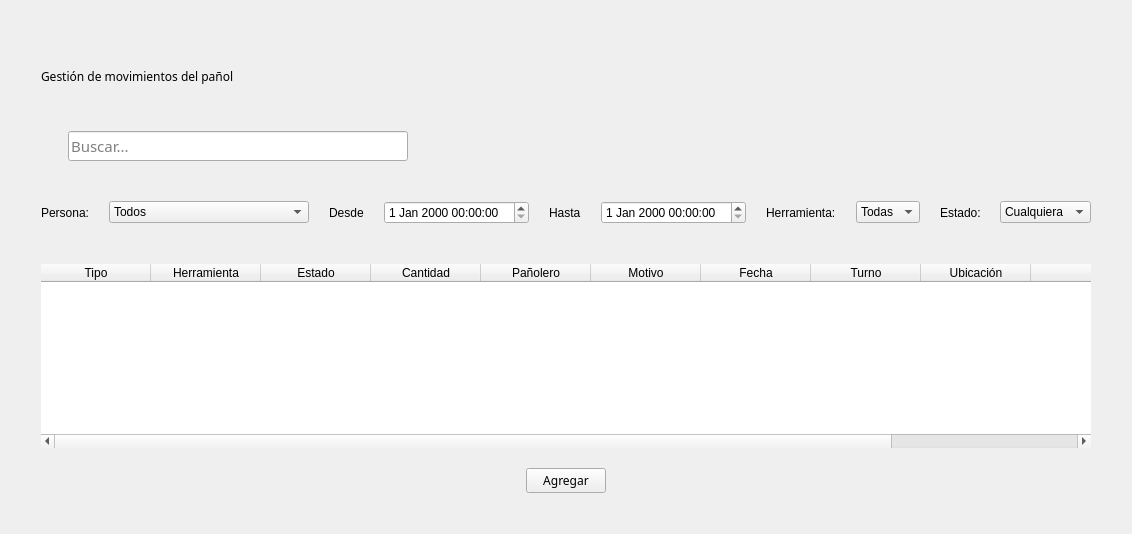
Old version of the form blustock/ui/screens_uis/movimientos.ui in the repository MaxAPBusiness/Blustock.
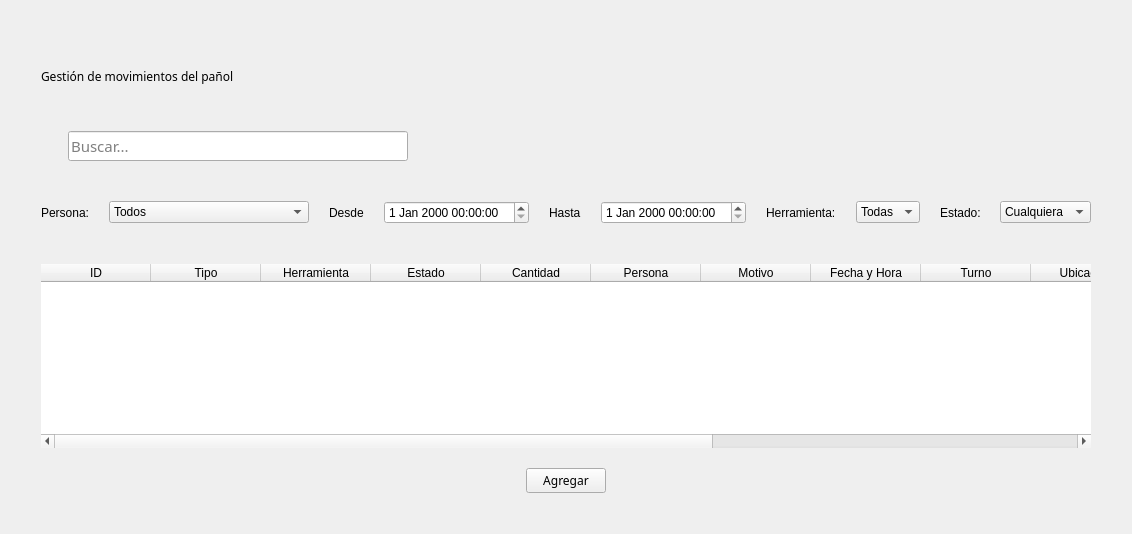
New version of the form. Icons and pictures are not drawn.

Commit message: Modifiqué la tabla de movimientos de la UI. Añadí funciones al DAL. Modifiqué la consulta de movimientos. Modifiqué deleteStock.

What changed in the file:
```diff
--- a/blustock/ui/screens_uis/movimientos.ui
+++ b/blustock/ui/screens_uis/movimientos.ui
@@ -258,6 +258,11 @@
        <attribute name="verticalHeaderVisible">
         <bool>false</bool>
        </attribute>
+       <column>
+        <property name="text">
+         <string>ID</string>
+        </property>
+       </column>
        <column>
         <property name="text">
          <string>Tipo</string>
@@ -280,7 +285,7 @@
        </column>
        <column>
         <property name="text">
-         <string>Pañolero</string>
+         <string>Persona</string>
         </property>
        </column>
        <column>
@@ -290,7 +295,7 @@
        </column>
        <column>
         <property name="text">
-         <string>Fecha</string>
+         <string>Fecha y Hora</string>
         </property>
        </column>
        <column>
@@ -303,6 +308,16 @@
          <string>Ubicación</string>
         </property>
        </column>
+       <column>
+        <property name="text">
+         <string>Pañorelo</string>
+        </property>
+       </column>
+       <column>
+        <property name="text">
+         <string>Profesor a cargo del turno</string>
+        </property>
+       </column>
        <column>
         <property name="text">
          <string/>
```
The commit also changes 5 other files.
